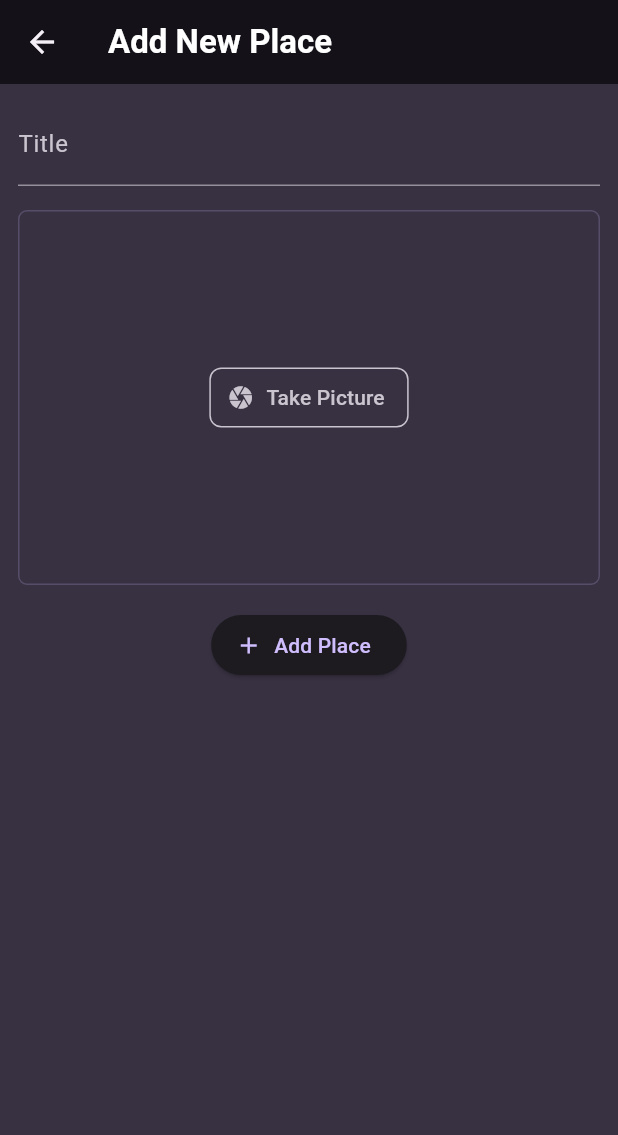
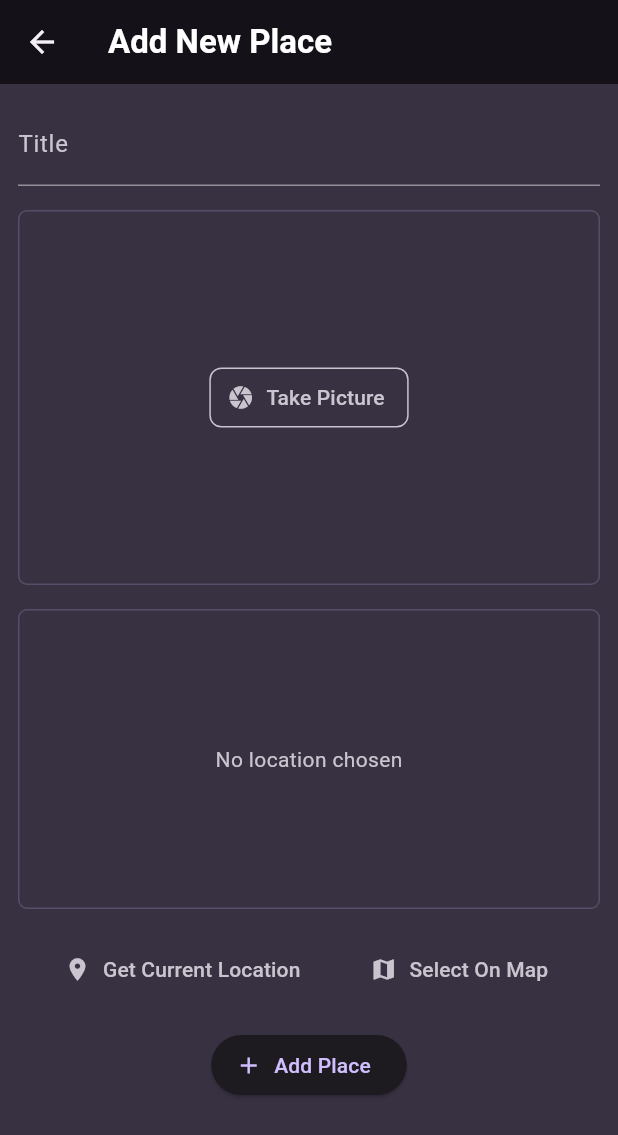
Before and after one commit to AyonMandal/FavoritePlaceApp, a Flutter app: the AddPlaceScreen screen opened directly, on a phone screen of 412 x 824 dp. Shown: the top 1135 px of the screen. Run offline on Flutter 3.47's test engine with Material 3 defaults, Android fonts, the phone set to English and light mode, and no system bars; our stand-ins replace flutter_riverpod, google_fonts, image_picker.

Commit message:
added basic ui for adding location

```diff
--- a/lib/screens/add_place.dart
+++ b/lib/screens/add_place.dart
@@ -4,6 +4,7 @@ import 'package:flutter/material.dart';
 import 'package:flutter_riverpod/flutter_riverpod.dart';
 import 'package:meals_app/providers/places_provider.dart';
 import 'package:meals_app/widgets/image_input.dart';
+import 'package:meals_app/widgets/location_input.dart';
 
 class AddPlaceScreen extends ConsumerStatefulWidget {
   const AddPlaceScreen({super.key});
@@ -66,6 +67,10 @@ class _AddPlaceScreenState extends ConsumerState<AddPlaceScreen> {
             const SizedBox(
               height: 16,
             ),
+            LocationInput(),
+            const SizedBox(
+              height: 16,
+            ),
             ElevatedButton.icon(
               onPressed: _onSave,
               icon: const Icon(Icons.add),
--- /dev/null
+++ b/lib/widgets/location_input.dart
@@ -0,0 +1,68 @@
+import 'package:flutter/material.dart';
+
+class LocationInput extends StatefulWidget {
+  const LocationInput({super.key});
+
+  @override
+  State<LocationInput> createState() => _LocationInputState();
+}
+
+class _LocationInputState extends State<LocationInput> {
+  @override
+  Widget build(BuildContext context) {
+    return Column(
+      children: [
+        Container(
+          alignment: Alignment.center,
+          height: 200,
+          width: double.infinity,
+          decoration: BoxDecoration(
+            border: Border.all(
+              width: 1,
+              color: Theme.of(context).colorScheme.primary.withOpacity(0.2),
+            ),
+            borderRadius: BorderRadius.circular(6),
+          ),
+          child: Text(
+            'No location chosen',
+            style: TextStyle(
+              color: Theme.of(context).colorScheme.onSurfaceVariant,
+            ),
+          ),
+        ),
+        const SizedBox(
+          height: 16,
+        ),
+        Row(
+          mainAxisAlignment: MainAxisAlignment.spaceEvenly,
+          children: [
+            TextButton.icon(
+              onPressed: null,
+              label: Text(
+                'Get Current Location',
+                style: TextStyle(
+                    color: Theme.of(context).colorScheme.onSurfaceVariant),
+              ),
+              icon: Icon(
+                Icons.location_on,
+                color: Theme.of(context).colorScheme.onSurfaceVariant,
+              ),
+            ),
+            TextButton.icon(
+              onPressed: null,
+              label: Text(
+                'Select On Map',
+                style: TextStyle(
+                    color: Theme.of(context).colorScheme.onSurfaceVariant),
+              ),
+              icon: Icon(
+                Icons.map,
+                color: Theme.of(context).colorScheme.onSurfaceVariant,
+              ),
+            ),
+          ],
+        )
+      ],
+    );
+  }
+}
--- a/pubspec.yaml
+++ b/pubspec.yaml
@@ -40,6 +40,7 @@ dependencies:
   flutter_riverpod: ^2.5.1
   uuid: ^4.5.1
   image_picker: ^1.1.2
+  location: ^6.0.2
 
 dev_dependencies:
   flutter_test:
```
Also changed, not shown: pubspec.lock, 1 other file.
